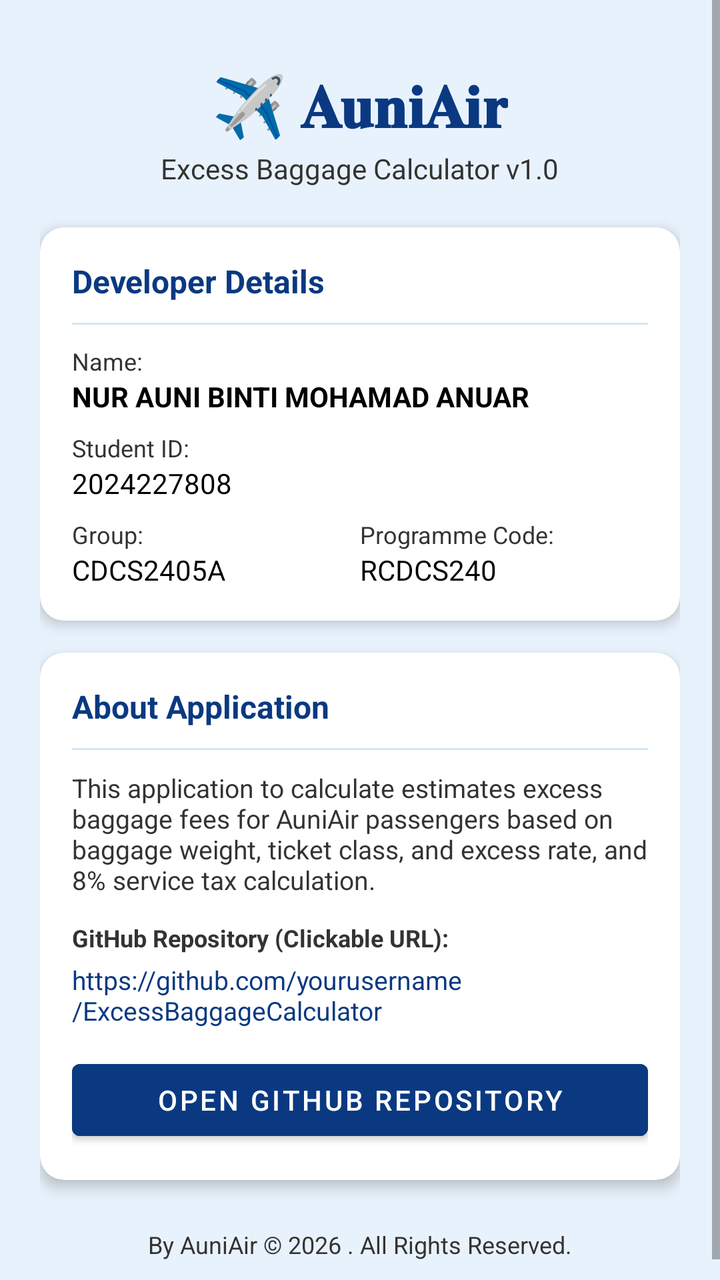
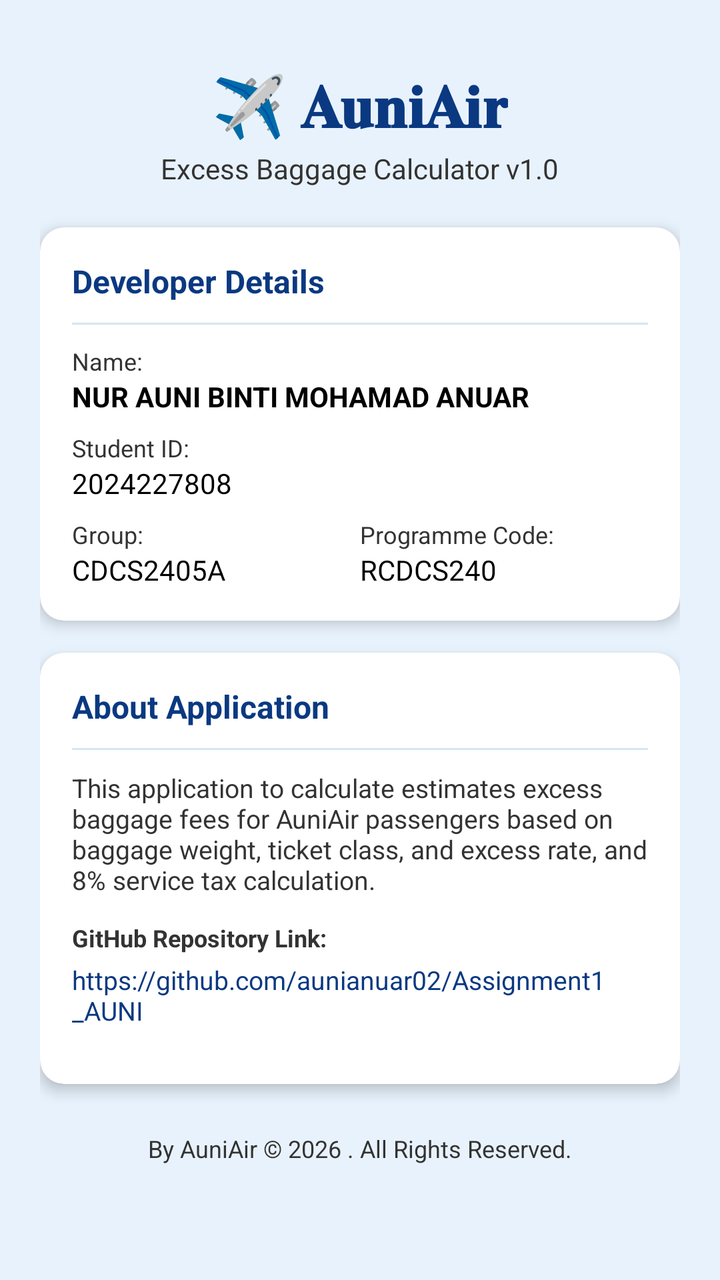

The first picture is an Android layout as it rendered before a commit; the second is the same layout after the commit. The layout source and the unified diff follow.
<!-- AndroidManifest.xml: application theme Theme.Assignment1_AUNI -->
<!-- res/layout/activity_main_about.xml -->
<?xml version="1.0" encoding="utf-8"?>
<ScrollView xmlns:android="http://schemas.android.com/apk/res/android"
    xmlns:app="http://schemas.android.com/apk/res-auto"
    xmlns:tools="http://schemas.android.com/tools"
    android:layout_width="match_parent"
    android:layout_height="match_parent"
    android:background="@color/light_blue_bg"
    android:fillViewport="true"
    tools:context=".MainAbout">

    <LinearLayout
        android:layout_width="match_parent"
        android:layout_height="wrap_content"
        android:gravity="center_horizontal"
        android:orientation="vertical"
        android:padding="20dp">

        
        <TextView
            android:layout_width="wrap_content"
            android:layout_height="wrap_content"
            android:layout_marginTop="12dp"
            android:text="✈️ 𝐀𝐮𝐧𝐢𝐀𝐢𝐫"
            android:textColor="@color/primary_blue"
            android:textSize="30sp"
            android:textStyle="bold" />

        <TextView
            android:layout_width="wrap_content"
            android:layout_height="wrap_content"
            android:layout_marginTop="2dp"
            android:text="Excess Baggage Calculator v1.0"
            android:textColor="@color/dark_gray"
            android:textSize="14sp" />

        
        <androidx.cardview.widget.CardView
            android:layout_width="match_parent"
            android:layout_height="wrap_content"
            android:layout_marginTop="20dp"
            app:cardBackgroundColor="@color/white"
            app:cardCornerRadius="12dp"
            app:cardElevation="4dp">

            <LinearLayout
                android:layout_width="match_parent"
                android:layout_height="wrap_content"
                android:orientation="vertical"
                android:padding="16dp">

                <TextView
                    android:layout_width="wrap_content"
                    android:layout_height="wrap_content"
                    android:text="Developer Details"
                    android:textColor="@color/primary_blue"
                    android:textSize="16sp"
                    android:textStyle="bold" />

                <View
                    android:layout_width="match_parent"
                    android:layout_height="1dp"
                    android:layout_marginVertical="10dp"
                    android:background="@color/light_blue_card" />

                
                <TextView
                    android:layout_width="wrap_content"
                    android:layout_height="wrap_content"
                    android:text="Name:"
                    android:textColor="@color/dark_gray"
                    android:textSize="12sp" />
                <TextView
                    android:id="@+id/tvDevName"
                    android:layout_width="wrap_content"
                    android:layout_height="wrap_content"
                    android:layout_marginBottom="8dp"
                    android:text="NUR AUNI BINTI MOHAMAD ANUAR"
                    android:textColor="@color/black"
                    android:textSize="14sp"
                    android:textStyle="bold" />

                
                <TextView
                    android:layout_width="wrap_content"
                    android:layout_height="wrap_content"
                    android:text="Student ID:"
                    android:textColor="@color/dark_gray"
                    android:textSize="12sp" />
                <TextView
                    android:id="@+id/tvDevMatrik"
                    android:layout_width="wrap_content"
                    android:layout_height="wrap_content"
                    android:layout_marginBottom="8dp"
                    android:text="2024227808"
                    android:textColor="@color/black"
                    android:textSize="14sp" />

                
                <LinearLayout
                    android:layout_width="match_parent"
                    android:layout_height="wrap_content"
                    android:orientation="horizontal">

                    <LinearLayout
                        android:layout_width="0dp"
                        android:layout_height="wrap_content"
                        android:layout_weight="1"
                        android:orientation="vertical">
                        <TextView
                            android:layout_width="wrap_content"
                            android:layout_height="wrap_content"
                            android:text="Group:"
                            android:textColor="@color/dark_gray"
                            android:textSize="12sp" />
                        <TextView
                            android:id="@+id/tvDevGroup"
                            android:layout_width="wrap_content"
                            android:layout_height="wrap_content"
                            android:text="CDCS2405A"
                            android:textColor="@color/black"
                            android:textSize="14sp" />
                    </LinearLayout>

                    <LinearLayout
                        android:layout_width="0dp"
                        android:layout_height="wrap_content"
                        android:layout_weight="1"
                        android:orientation="vertical">
                        <TextView
                            android:layout_width="wrap_content"
                            android:layout_height="wrap_content"
                            android:text="Programme Code:"
                            android:textColor="@color/dark_gray"
                            android:textSize="12sp" />
                        <TextView
                            android:id="@+id/tvDevProgramme"
                            android:layout_width="wrap_content"
                            android:layout_height="wrap_content"
                            android:text="RCDCS240"
                            android:textColor="@color/black"
                            android:textSize="14sp" />
                    </LinearLayout>
                </LinearLayout>

            </LinearLayout>
        </androidx.cardview.widget.CardView>

        
        <androidx.cardview.widget.CardView
            android:layout_width="match_parent"
            android:layout_height="wrap_content"
            android:layout_marginTop="16dp"
            app:cardBackgroundColor="@color/white"
            app:cardCornerRadius="12dp"
            app:cardElevation="4dp">

            <LinearLayout
                android:layout_width="match_parent"
                android:layout_height="wrap_content"
                android:orientation="vertical"
                android:padding="16dp">

                <TextView
                    android:layout_width="wrap_content"
                    android:layout_height="wrap_content"
                    android:text="About Application"
                    android:textColor="@color/primary_blue"
                    android:textSize="16sp"
                    android:textStyle="bold" />

                <View
                    android:layout_width="match_parent"
                    android:layout_height="1dp"
                    android:layout_marginVertical="10dp"
                    android:background="@color/light_blue_card" />

                <TextView
                    android:layout_width="wrap_content"
                    android:layout_height="wrap_content"
                    android:layout_marginBottom="12dp"
                    android:text="This application to calculate estimates excess baggage fees for AuniAir passengers based on
                    baggage weight, ticket class, and excess rate, and 8% service tax calculation."
                    android:textColor="@color/dark_gray"
                    android:textSize="13sp" />

                <TextView
                    android:layout_width="wrap_content"
                    android:layout_height="wrap_content"
                    android:text="GitHub Repository (Clickable URL):"
                    android:textColor="@color/dark_gray"
                    android:textSize="12sp"
                    android:textStyle="bold" />

                
                <TextView
                    android:id="@+id/tvGithubUrl"
                    android:layout_width="wrap_content"
                    android:layout_height="wrap_content"
                    android:layout_marginTop="4dp"
                    android:layout_marginBottom="12dp"
                    android:text="https://github.com/yourusername/ExcessBaggageCalculator"
                    android:textColor="@color/primary_blue"
                    android:textSize="13sp" />

                
                <Button
                    android:id="@+id/btnOpenGithub"
                    android:layout_width="match_parent"
                    android:layout_height="wrap_content"
                    android:backgroundTint="@color/primary_blue"
                    android:text="Open GitHub Repository"
                    android:textColor="@color/white" />

            </LinearLayout>
        </androidx.cardview.widget.CardView>

        
        <TextView
            android:layout_width="wrap_content"
            android:layout_height="wrap_content"
            android:layout_marginTop="24dp"
            android:text="By AuniAir © 2026 . All Rights Reserved."
            android:textColor="@color/dark_gray"
            android:textSize="12sp" />

    </LinearLayout>
</ScrollView>
<!-- resources referenced by this layout -->
<resources>
  <color name="black">#FF000000</color>
  <color name="dark_gray">#333333</color>
  <color name="light_blue_bg">#E8F2FC</color>
  <color name="light_blue_card">#D4E7F5</color>
  <color name="primary_blue">#0A3981</color>
  <color name="white">#FFFFFFFF</color>
  <style name="Theme.Assignment1_AUNI" parent="Theme.MaterialComponents.DayNight.DarkActionBar">
          
          <item name="colorPrimary">@color/primary_blue</item>
          <item name="colorPrimaryVariant">@color/primary_blue</item>
          <item name="colorOnPrimary">@color/white</item>
      </style>
</resources>

<!-- the commit's change to res/layout/activity_main_about.xml (unified diff, before → after) -->
@@ -178,15 +178,14 @@
                     android:layout_width="wrap_content"
                     android:layout_height="wrap_content"
                     android:layout_marginBottom="12dp"
-                    android:text="This application to calculate estimates excess baggage fees for AuniAir passengers based on
-                    baggage weight, ticket class, and excess rate, and 8% service tax calculation."
+                    android:text="This application to calculate estimates excess baggage fees for AuniAir passengers based on baggage weight, ticket class, and excess rate, and 8% service tax calculation."
                     android:textColor="@color/dark_gray"
                     android:textSize="13sp" />
 
                 <TextView
                     android:layout_width="wrap_content"
                     android:layout_height="wrap_content"
-                    android:text="GitHub Repository (Clickable URL):"
+                    android:text="GitHub Repository Link:"
                     android:textColor="@color/dark_gray"
                     android:textSize="12sp"
                     android:textStyle="bold" />
@@ -198,19 +197,9 @@
                     android:layout_height="wrap_content"
                     android:layout_marginTop="4dp"
                     android:layout_marginBottom="12dp"
-                    android:text="https://github.com/yourusername/ExcessBaggageCalculator"
+                    android:text="https://github.com/aunianuar02/Assignment1_AUNI"
                     android:textColor="@color/primary_blue"
                     android:textSize="13sp" />
-
-                
-                <Button
-                    android:id="@+id/btnOpenGithub"
-                    android:layout_width="match_parent"
-                    android:layout_height="wrap_content"
-                    android:backgroundTint="@color/primary_blue"
-                    android:text="Open GitHub Repository"
-                    android:textColor="@color/white" />
-
             </LinearLayout>
         </androidx.cardview.widget.CardView>
 
